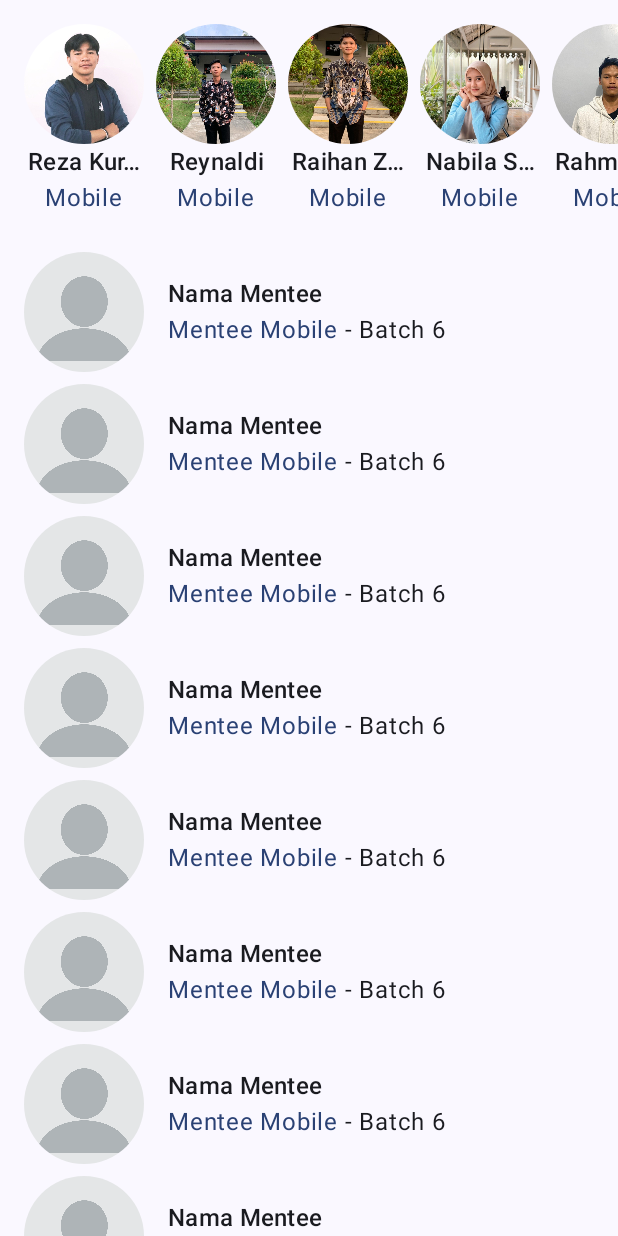
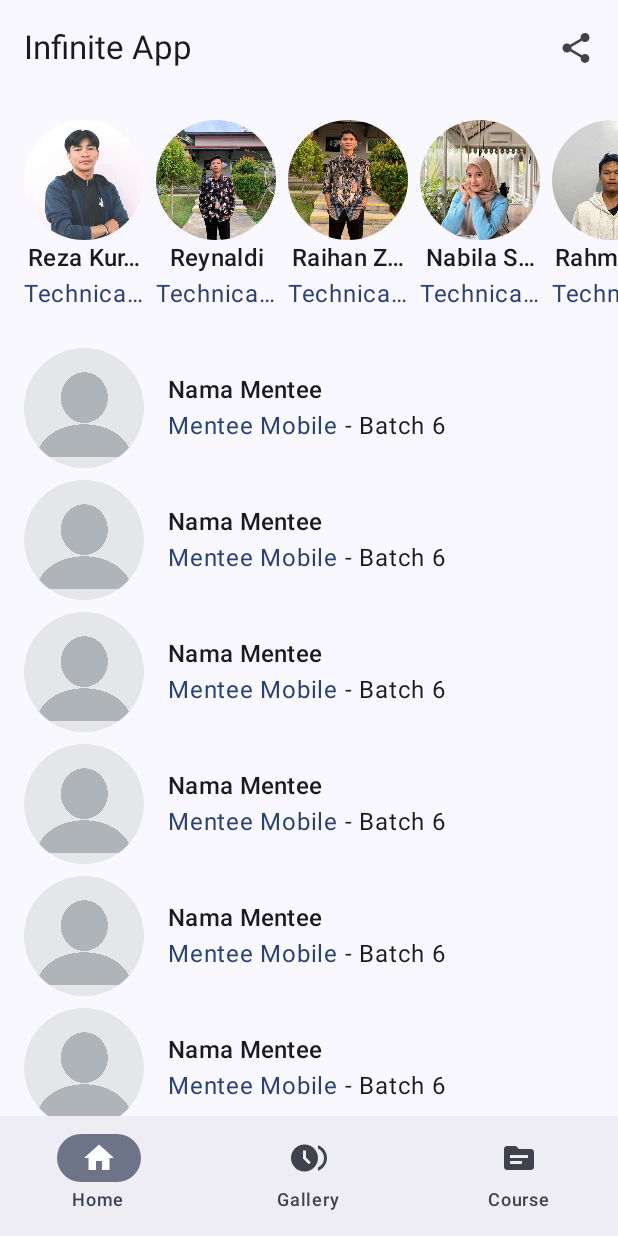
Before and after one commit to Mobile-Development-IL/InfiniteApp, an Android app built with Jetpack Compose: the screen it shows after launch (MainActivity), on a phone screen of 412 x 824 dp. Run offline under Robolectric (Android 15) with nearby library versions, the light colour scheme and no system bars.

Commit message:
menambahkan navigation, bottomBar, topAppBar

```diff
--- a/app/src/main/java/com/infinitelearning/infiniteapp/data/DummyData.kt
+++ b/app/src/main/java/com/infinitelearning/infiniteapp/data/DummyData.kt
@@ -11,31 +11,36 @@ object DummyData {
         Mentor(
             id = 1,
             name = "Reza Kurniawan",
-            role = "Mobile",
+            nickname = "Reza",
+            role = "Technical Mobile",
             photo = R.drawable.reza
         ),
         Mentor(
             id = 2,
             name = "Reynaldi",
-            role = "Mobile",
+            nickname = "Rey",
+            role = "Technical Mobile",
             photo = R.drawable.reynaldi
         ),
         Mentor(
             id = 3,
             name = "Raihan Zaky",
-            role = "Mobile",
+            nickname = "Han",
+            role = "Technical Mobile",
             photo = R.drawable.raihan
         ),
         Mentor(
             id = 4,
             name = "Nabila Syafrina Bukka",
-            role = "Mobile",
+            nickname = "Nab",
+            role = "Technical Mobile",
             photo = R.drawable.nabila
         ),
         Mentor(
             id = 5,
             name = "Rahmad Noor Ikhsan",
-            role = "Mobile",
+            nickname = "Mad",
+            role = "Technical Mobile",
             photo = R.drawable.rahmad
         )
     )
--- a/app/src/main/java/com/infinitelearning/infiniteapp/model/Mentor.kt
+++ b/app/src/main/java/com/infinitelearning/infiniteapp/model/Mentor.kt
@@ -3,6 +3,7 @@ package com.infinitelearning.infiniteapp.model
 data class Mentor(
     val id: Int,
     val name: String,
+    val nickname: String,
     val role: String,
     val photo: Int,
 )
--- /dev/null
+++ b/app/src/main/java/com/infinitelearning/infiniteapp/navigation/NavigationItem.kt
@@ -0,0 +1,9 @@
+package com.infinitelearning.infiniteapp.navigation
+
+import androidx.compose.ui.graphics.vector.ImageVector
+
+data class NavigationItem(
+    val title: String,
+    val icon: ImageVector,
+    val screen: Screen
+)
--- /dev/null
+++ b/app/src/main/java/com/infinitelearning/infiniteapp/navigation/Screen.kt
@@ -0,0 +1,8 @@
+package com.infinitelearning.infiniteapp.navigation
+
+sealed class Screen (val route: String){
+    data object Home : Screen("home")
+    data object Gallery: Screen("gallery")
+    data object Course: Screen("course")
+    data object Detail: Screen("detail_mentors")
+}
--- a/app/src/main/java/com/infinitelearning/infiniteapp/presentation/CourseScreen.kt
+++ b/app/src/main/java/com/infinitelearning/infiniteapp/presentation/CourseScreen.kt
@@ -17,8 +17,8 @@ import com.infinitelearning.infiniteapp.ui.theme.InfiniteAppTheme
 
 @Composable
 fun CourseScreen(
-    courses: List<Course>,
     modifier: Modifier = Modifier,
+    courses: List<Course> = DummyData.mobileCourses
 ) {
     LazyVerticalGrid(
         contentPadding = PaddingValues(16.dp),
--- a/app/src/main/java/com/infinitelearning/infiniteapp/presentation/GalleryScreen.kt
+++ b/app/src/main/java/com/infinitelearning/infiniteapp/presentation/GalleryScreen.kt
@@ -20,8 +20,8 @@ import com.infinitelearning.infiniteapp.ui.theme.InfiniteAppTheme
 
 @Composable
 fun GalleryScreen(
-    galleries: List<Gallery>,
     modifier: Modifier = Modifier,
+    galleries: List<Gallery> = DummyData.infiniteGalleries
 ) {
     LazyVerticalStaggeredGrid(
         columns = StaggeredGridCells.Adaptive(160.dp),
--- /dev/null
+++ b/app/src/main/java/com/infinitelearning/infiniteapp/presentation/HomeScreen.kt
@@ -0,0 +1,48 @@
+package com.infinitelearning.infiniteapp.presentation
+
+import androidx.compose.foundation.layout.Arrangement
+import androidx.compose.foundation.layout.PaddingValues
+import androidx.compose.foundation.layout.padding
+import androidx.compose.foundation.lazy.LazyColumn
+import androidx.compose.foundation.lazy.LazyRow
+import androidx.compose.foundation.lazy.items
+import androidx.compose.runtime.Composable
+import androidx.compose.ui.Modifier
+import androidx.compose.ui.unit.dp
+import androidx.navigation.NavController
+import com.infinitelearning.infiniteapp.data.DummyData
+import com.infinitelearning.infiniteapp.model.Mentee
+import com.infinitelearning.infiniteapp.model.Mentor
+import com.infinitelearning.infiniteapp.navigation.Screen
+import com.infinitelearning.infiniteapp.presentation.component.MenteeItem
+import com.infinitelearning.infiniteapp.presentation.component.MentorItem
+
+@Composable
+fun HomeScreen(
+    navController: NavController,
+    modifier: Modifier = Modifier,
+    mentors: List<Mentor> = DummyData.mobileMentors,
+    mentees: List<Mentee> = DummyData.mobileMentees,
+) {
+    LazyColumn(
+        verticalArrangement = Arrangement.spacedBy(8.dp),
+        modifier = modifier
+    ) {
+        item {
+            LazyRow(
+                contentPadding = PaddingValues(16.dp),
+                horizontalArrangement = Arrangement.spacedBy(8.dp),
+                modifier = modifier
+            ) {
+                items(mentors, key = { it.id }) {
+                    MentorItem(mentor = it) { mentorId ->
+                        navController.navigate(Screen.Detail.route + "/$mentorId")
+                    }
+                }
+            }
+        }
+        items(mentees, key = { it.id }) {
+            MenteeItem(mentee = it, modifier = Modifier.padding(horizontal = 16.dp))
+        }
+    }
+}
--- a/app/src/main/java/com/infinitelearning/infiniteapp/presentation/InfiniteApp.kt
+++ b/app/src/main/java/com/infinitelearning/infiniteapp/presentation/InfiniteApp.kt
@@ -1,44 +1,139 @@
 package com.infinitelearning.infiniteapp.presentation
 
-import androidx.compose.foundation.layout.Arrangement
-import androidx.compose.foundation.layout.PaddingValues
 import androidx.compose.foundation.layout.padding
-import androidx.compose.foundation.lazy.LazyColumn
-import androidx.compose.foundation.lazy.LazyRow
-import androidx.compose.foundation.lazy.items
+import androidx.compose.material.icons.Icons
+import androidx.compose.material.icons.filled.BrowseGallery
+import androidx.compose.material.icons.filled.Home
+import androidx.compose.material.icons.filled.Share
+import androidx.compose.material.icons.filled.Topic
+import androidx.compose.material3.ExperimentalMaterial3Api
+import androidx.compose.material3.Icon
+import androidx.compose.material3.IconButton
+import androidx.compose.material3.NavigationBar
+import androidx.compose.material3.NavigationBarItem
+import androidx.compose.material3.Scaffold
+import androidx.compose.material3.Text
+import androidx.compose.material3.TopAppBar
 import androidx.compose.runtime.Composable
+import androidx.compose.runtime.getValue
 import androidx.compose.ui.Modifier
+import androidx.compose.ui.platform.LocalContext
+import androidx.compose.ui.res.stringResource
 import androidx.compose.ui.tooling.preview.Preview
-import androidx.compose.ui.unit.dp
-import com.infinitelearning.infiniteapp.data.DummyData
-import com.infinitelearning.infiniteapp.model.Mentee
-import com.infinitelearning.infiniteapp.model.Mentor
-import com.infinitelearning.infiniteapp.presentation.component.MenteeItem
-import com.infinitelearning.infiniteapp.presentation.component.MentorItem
+import androidx.navigation.NavGraph.Companion.findStartDestination
+import androidx.navigation.NavHostController
+import androidx.navigation.NavType
+import androidx.navigation.compose.NavHost
+import androidx.navigation.compose.composable
+import androidx.navigation.compose.currentBackStackEntryAsState
+import androidx.navigation.compose.rememberNavController
+import androidx.navigation.navArgument
+import com.infinitelearning.infiniteapp.R
+import com.infinitelearning.infiniteapp.navigation.NavigationItem
+import com.infinitelearning.infiniteapp.navigation.Screen
+import com.infinitelearning.infiniteapp.presentation.component.shareItem
+
+@OptIn(ExperimentalMaterial3Api::class)
+@Composable
+fun InfiniteApp(
+    modifier: Modifier = Modifier,
+    navController: NavHostController = rememberNavController()
+) {
+    val context = LocalContext.current
+
+    Scaffold(
+        topBar = {
+            TopAppBar(
+                title = { Text(text = "Infinite App") },
+                actions = {
+                    IconButton(onClick = { shareItem(context) }) {
+                        Icon(
+                            imageVector = Icons.Default.Share, contentDescription = stringResource(
+                                id = R.string.menu_share
+                            )
+                        )
+                    }
+                }
+            )
+        },
+        bottomBar = {
+            BottomBar(navController)
+        },
+        modifier = modifier
+    ) { contentPadding ->
+        NavHost(
+            navController = navController,
+            startDestination = Screen.Home.route,
+            modifier = modifier.padding(contentPadding)
+        ) {
+            composable(Screen.Home.route) {
+                HomeScreen(navController)
+            }
+
+            composable(Screen.Gallery.route) {
+                GalleryScreen()
+            }
+
+            composable(Screen.Course.route) {
+                CourseScreen()
+            }
+
+            composable(
+                Screen.Detail.route + "/{mentorId}",
+                arguments = listOf(navArgument("mentorId") { type = NavType.IntType })
+            ) { navBackStackEntry ->
+                DetailMentorScreen(
+                    navController = navController,
+                    mentorsId = navBackStackEntry.arguments?.getInt("mentorId")
+                )
+            }
+        }
+    }
+}
 
 @Composable
-fun InfiniteApp(
-    mentors: List<Mentor>,
-    mentees: List<Mentee>,
-    modifier: Modifier = Modifier,
+private fun BottomBar(
+    navController: NavHostController,
+    modifier: Modifier = Modifier
 ) {
-    LazyColumn(
-        verticalArrangement = Arrangement.spacedBy(8.dp),
+    NavigationBar(
         modifier = modifier
     ) {
-        item {
-            LazyRow(
-                contentPadding = PaddingValues(16.dp),
-                horizontalArrangement = Arrangement.spacedBy(8.dp),
-                modifier = modifier
-            ) {
-                items(mentors, key = { it.id }) {
-                    MentorItem(mentor = it)
-                }
-            }
-        }
-        items(mentees, key = { it.id }) {
-            MenteeItem(mentee = it, modifier = Modifier.padding(horizontal = 16.dp))
+        val navBackStackEntry by navController.currentBackStackEntryAsState()
+        val currentRoute = navBackStackEntry?.destination?.route
+
+        val navigationItems = listOf(
+            NavigationItem(
+                title = stringResource(id = R.string.menu_home),
+                icon = Icons.Default.Home,
+                screen = Screen.Home
+            ),
+            NavigationItem(
+                title = stringResource(id = R.string.menu_gallery),
+                icon = Icons.Default.BrowseGallery,
+                screen = Screen.Gallery
+            ),
+            NavigationItem(
+                title = stringResource(id = R.string.menu_course),
+                icon = Icons.Default.Topic,
+                screen = Screen.Course
+            )
+        )
+        navigationItems.map { item ->
+            NavigationBarItem(
+                selected = currentRoute == item.screen.route,
+                onClick = {
+                    navController.navigate(item.screen.route) {
+                        popUpTo(navController.graph.findStartDestination().id) {
+                            saveState = true
+                        }
+                        restoreState = true
+                        launchSingleTop = true
+                    }
+                },
+                icon = { Icon(imageVector = item.icon, contentDescription = item.title) },
+                label = { Text(text = item.title) }
+            )
         }
     }
 }
@@ -46,8 +141,5 @@ fun InfiniteApp(
 @Preview(showBackground = true)
 @Composable
 private fun InfiniteAppPrev() {
-    InfiniteApp(
-        mentors = DummyData.mobileMentors,
-        mentees = DummyData.mobileMentees,
-    )
+    InfiniteApp()
 }
--- a/app/src/main/java/com/infinitelearning/infiniteapp/presentation/MainActivity.kt
+++ b/app/src/main/java/com/infinitelearning/infiniteapp/presentation/MainActivity.kt
@@ -7,7 +7,6 @@ import androidx.compose.foundation.layout.fillMaxSize
 import androidx.compose.material3.MaterialTheme
 import androidx.compose.material3.Surface
 import androidx.compose.ui.Modifier
-import com.infinitelearning.infiniteapp.data.DummyData
 import com.infinitelearning.infiniteapp.ui.theme.InfiniteAppTheme
 
 class MainActivity : ComponentActivity() {
@@ -19,7 +18,7 @@ class MainActivity : ComponentActivity() {
                     modifier = Modifier.fillMaxSize(),
                     color = MaterialTheme.colorScheme.background
                 ) {
-                    InfiniteApp(mentors = DummyData.mobileMentors, mentees = DummyData.mobileMentees)
+                    InfiniteApp()
                 }
             }
         }
--- a/app/src/main/java/com/infinitelearning/infiniteapp/presentation/component/MentorItem.kt
+++ b/app/src/main/java/com/infinitelearning/infiniteapp/presentation/component/MentorItem.kt
@@ -1,6 +1,7 @@
 package com.infinitelearning.infiniteapp.presentation.component
 
 import androidx.compose.foundation.Image
+import androidx.compose.foundation.clickable
 import androidx.compose.foundation.layout.Column
 import androidx.compose.foundation.layout.size
 import androidx.compose.foundation.layout.width
@@ -24,10 +25,13 @@ import com.infinitelearning.infiniteapp.ui.theme.InfiniteAppTheme
 fun MentorItem(
     mentor: Mentor,
     modifier: Modifier = Modifier,
+    onItemClicked: (Int) -> Unit
 ) {
     Column(
         horizontalAlignment = Alignment.CenterHorizontally,
-        modifier = modifier
+        modifier = modifier.clickable {
+            onItemClicked(mentor.id)
+        }
     ) {
         Image(
             painter = painterResource(id = mentor.photo),
@@ -43,7 +47,13 @@ fun MentorItem(
             modifier = Modifier.width(80.dp),
             maxLines = 1
         )
-        Text(text = mentor.role, color = MaterialTheme.colorScheme.primary)
+        Text(
+            text = mentor.role,
+            color = MaterialTheme.colorScheme.primary,
+            overflow = TextOverflow.Ellipsis,
+            modifier = Modifier.width(80.dp),
+            maxLines = 1
+        )
     }
 }
 
@@ -51,6 +61,11 @@ fun MentorItem(
 @Composable
 private fun MentorItemHorizontalPreview() {
     InfiniteAppTheme {
-        MentorItem(mentor = Mentor(1, "Reza Kurniawan", "Mobile", R.drawable.reza))
+        MentorItem(
+            mentor = Mentor(1, "Reza Kurniawan", "Reza", "Mobile", R.drawable.reza),
+            onItemClicked = { mentorId ->
+                println("Mentor Id : $mentorId")
+            }
+        )
     }
 }
--- a/app/src/main/res/values/strings.xml
+++ b/app/src/main/res/values/strings.xml
@@ -1,3 +1,9 @@
 <resources>
     <string name="app_name">InfiniteApp</string>
+    <string name="menu_home">Home</string>
+    <string name="menu_gallery">Gallery</string>
+    <string name="menu_course">Course</string>
+    <string name="menu_share">Share</string>
+    <string name="infinite_share">Infinite Application</string>
+    <string name="share_message">Ayo Join MSIB Android Mobile Development di Infinite Learning!</string>
 </resources>
--- a/gradle/libs.versions.toml
+++ b/gradle/libs.versions.toml
@@ -1,5 +1,6 @@
 [versions]
 agp = "8.3.1"
+coilCompose = "2.6.0"
 kotlin = "1.9.0"
 coreKtx = "1.12.0"
 junit = "4.13.2"
@@ -8,9 +9,14 @@ espressoCore = "3.5.1"
 lifecycleRuntimeKtx = "2.7.0"
 activityCompose = "1.8.2"
 composeBom = "2023.08.00"
+materialIconsExtended = "1.6.6"
+navigationCompose = "2.7.7"
 
 [libraries]
 androidx-core-ktx = { group = "androidx.core", name = "core-ktx", version.ref = "coreKtx" }
+androidx-material-icons-extended = { module = "androidx.compose.material:material-icons-extended", version.ref = "materialIconsExtended" }
+androidx-navigation-compose = { module = "androidx.navigation:navigation-compose", version.ref = "navigationCompose" }
+coil-compose = { module = "io.coil-kt:coil-compose", version.ref = "coilCompose" }
 junit = { group = "junit", name = "junit", version.ref = "junit" }
 androidx-junit = { group = "androidx.test.ext", name = "junit", version.ref = "junitVersion" }
 androidx-espresso-core = { group = "androidx.test.espresso", name = "espresso-core", version.ref = "espressoCore" }
```
Also changed, not shown: app/build.gradle.kts (+9 -0 lines), app/src/main/java/com/infinitelearning/infiniteapp/presentation/DetailMentorScreen.kt (added, +88 -0 lines), app/src/main/java/com/infinitelearning/infiniteapp/presentation/component/ShareItem.kt (added, +20 -0 lines).
